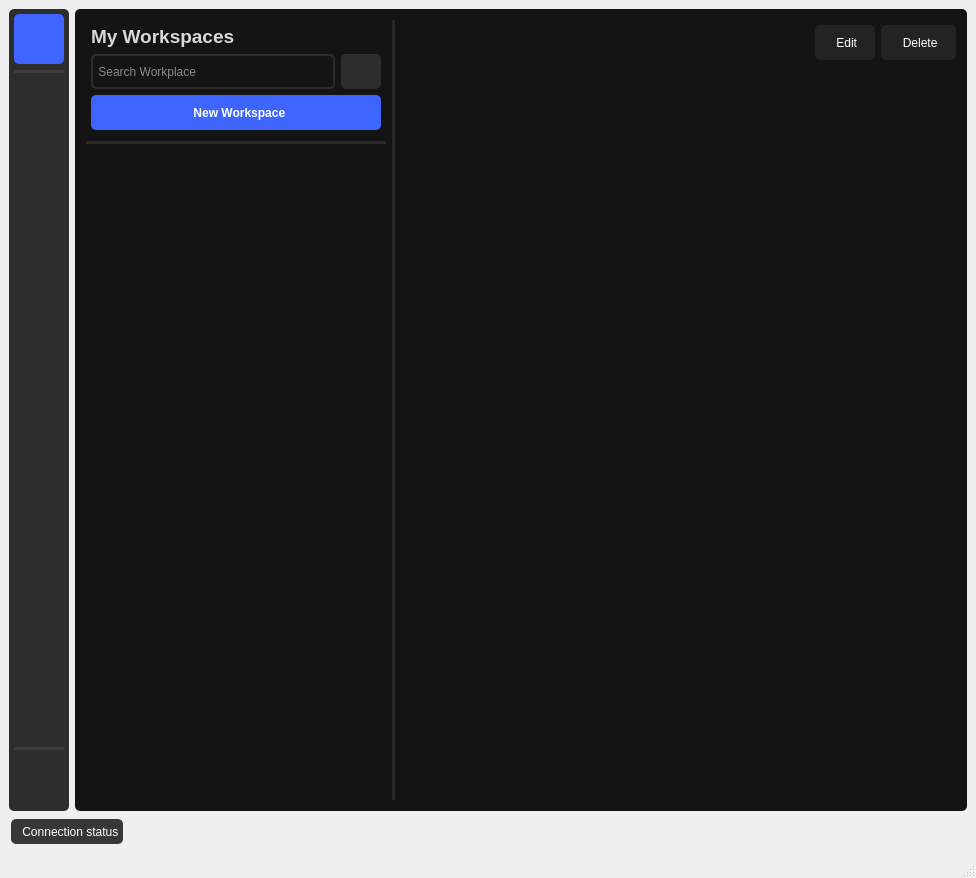
Qt form src/ui/resource.ui (ligerr13/PE_Spectroradiometer) before a commit.
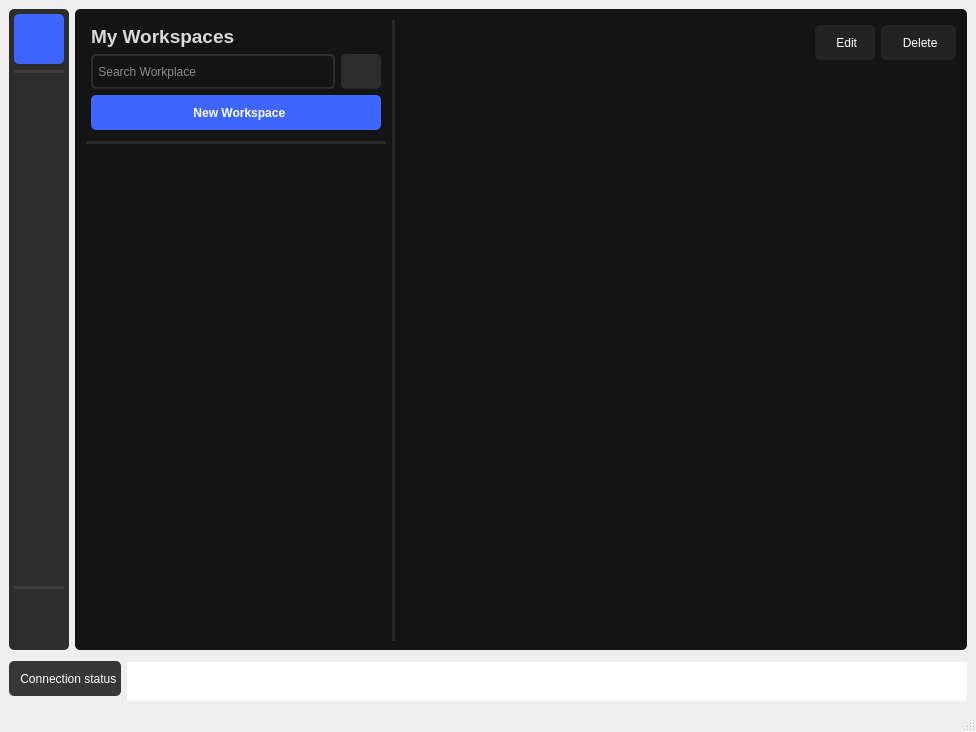
The same form after that commit. The open tabs and pages were chosen to show the change. Icons and pictures are not drawn.

The edit to the form file:
```diff
--- a/src/ui/resource.ui
+++ b/src/ui/resource.ui
@@ -7,7 +7,7 @@
     <x>0</x>
     <y>0</y>
     <width>976</width>
-    <height>878</height>
+    <height>732</height>
    </rect>
   </property>
   <property name="acceptDrops">
@@ -386,7 +386,7 @@
         <number>2</number>
        </property>
        <property name="bottomMargin">
-        <number>2</number>
+        <number>0</number>
        </property>
        <item row="0" column="0">
         <widget class="QStackedWidget" name="stackedWidget">
@@ -1391,8 +1391,8 @@
                        <rect>
                         <x>0</x>
                         <y>0</y>
-                        <width>100</width>
-                        <height>30</height>
+                        <width>18</width>
+                        <height>18</height>
                        </rect>
                       </property>
                       <layout class="QVBoxLayout" name="verticalLayout_17"/>
@@ -1419,7 +1419,13 @@
       <property name="minimumSize">
        <size>
         <width>0</width>
-        <height>30</height>
+        <height>0</height>
+       </size>
+      </property>
+      <property name="maximumSize">
+       <size>
+        <width>16777215</width>
+        <height>16777215</height>
        </size>
       </property>
       <layout class="QHBoxLayout" name="horizontalLayout_2">
@@ -1440,7 +1446,7 @@
          <property name="minimumSize">
           <size>
            <width>0</width>
-           <height>30</height>
+           <height>0</height>
           </size>
          </property>
          <property name="styleSheet">
@@ -1449,23 +1455,23 @@
          </property>
          <layout class="QHBoxLayout" name="horizontalLayout_3">
           <property name="leftMargin">
-           <number>2</number>
+           <number>0</number>
           </property>
           <property name="topMargin">
-           <number>2</number>
+           <number>0</number>
           </property>
           <property name="rightMargin">
-           <number>2</number>
+           <number>0</number>
           </property>
           <property name="bottomMargin">
-           <number>2</number>
+           <number>0</number>
           </property>
           <item>
            <widget class="QToolButton" name="toolButton_2">
             <property name="minimumSize">
              <size>
               <width>0</width>
-              <height>25</height>
+              <height>35</height>
              </size>
             </property>
             <property name="cursor">
@@ -1508,17 +1514,93 @@
            </widget>
           </item>
           <item>
-           <spacer name="horizontalSpacer_2">
-            <property name="orientation">
-             <enum>Qt::Horizontal</enum>
+           <widget class="QWidget" name="widget_14" native="true">
+            <property name="minimumSize">
+             <size>
+              <width>0</width>
+              <height>45</height>
+             </size>
             </property>
-            <property name="sizeHint" stdset="0">
+            <property name="maximumSize">
              <size>
-              <width>40</width>
-              <height>20</height>
+              <width>16777215</width>
+              <height>16777215</height>
              </size>
             </property>
-           </spacer>
+            <property name="sizeIncrement">
+             <size>
+              <width>0</width>
+              <height>70</height>
+             </size>
+            </property>
+            <layout class="QGridLayout" name="gridLayout_6">
+             <property name="leftMargin">
+              <number>0</number>
+             </property>
+             <property name="topMargin">
+              <number>0</number>
+             </property>
+             <property name="rightMargin">
+              <number>0</number>
+             </property>
+             <property name="bottomMargin">
+              <number>0</number>
+             </property>
+             <item row="0" column="0">
+              <widget class="QTableView" name="progressTableView">
+               <property name="minimumSize">
+                <size>
+                 <width>0</width>
+                 <height>45</height>
+                </size>
+               </property>
+               <property name="maximumSize">
+                <size>
+                 <width>16777215</width>
+                 <height>33</height>
+                </size>
+               </property>
+               <property name="styleSheet">
+                <string notr="true">border: 5px;
+QHeaderView::section{
+background-color: qlineargradient(spreadad, x1:1, y1:0.813, x2:1, y2:0, stop:0 rgba(87, 87, 87, 255), stop:1 rgba(135,135, 135, 255));
+border: 2px solid gray;
+border-radius: 10px;
+padding: 0 8px;
+color: rgb(255, 255, 255);
+}</string>
+               </property>
+               <property name="gridStyle">
+                <enum>Qt::SolidLine</enum>
+               </property>
+               <property name="sortingEnabled">
+                <bool>true</bool>
+               </property>
+               <attribute name="horizontalHeaderCascadingSectionResizes">
+                <bool>false</bool>
+               </attribute>
+               <attribute name="horizontalHeaderDefaultSectionSize">
+                <number>50</number>
+               </attribute>
+               <attribute name="horizontalHeaderStretchLastSection">
+                <bool>true</bool>
+               </attribute>
+               <attribute name="verticalHeaderVisible">
+                <bool>true</bool>
+               </attribute>
+               <attribute name="verticalHeaderCascadingSectionResizes">
+                <bool>true</bool>
+               </attribute>
+               <attribute name="verticalHeaderMinimumSectionSize">
+                <number>15</number>
+               </attribute>
+               <attribute name="verticalHeaderDefaultSectionSize">
+                <number>21</number>
+               </attribute>
+              </widget>
+             </item>
+            </layout>
+           </widget>
           </item>
          </layout>
         </widget>
```
